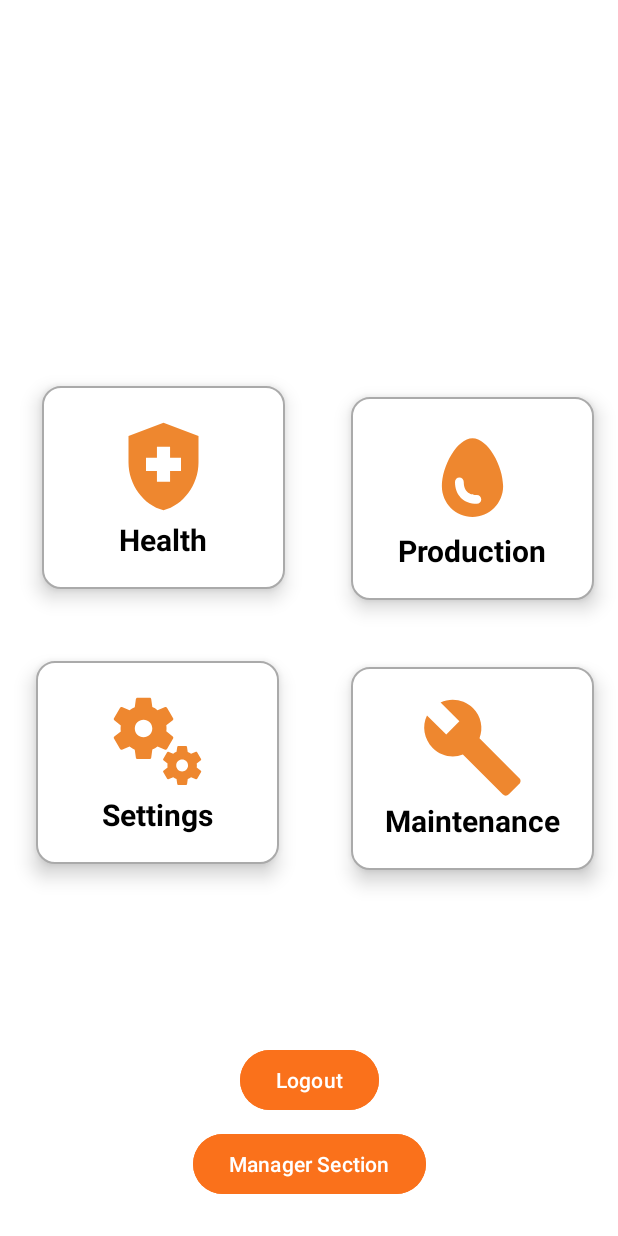
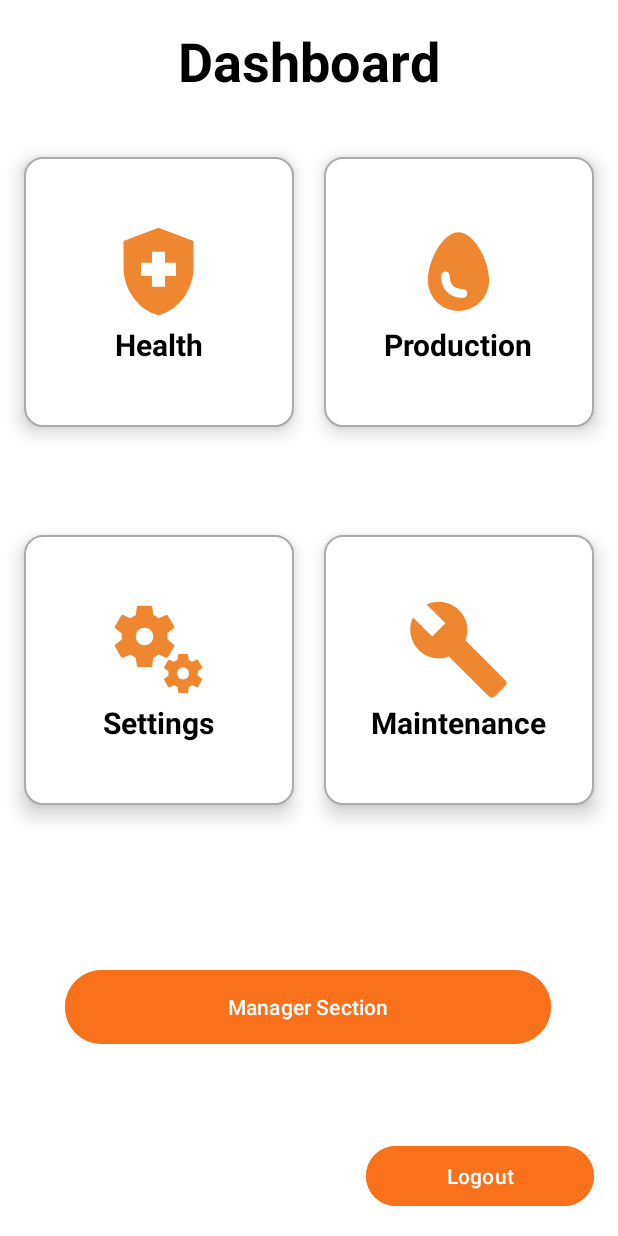
Before and after one commit to ST10041144/VeneM-Poultry-App_XBCAD7319, an Android app: the StaffActivity screen opened directly, with no data from a screen before it, on a phone screen of 412 x 824 dp. Run offline under Robolectric (Android 15) with nearby library versions, the phone set to English and light mode, and no system bars; our stand-ins replace Firebase (no records; nobody signed in at launch, a user with empty details on screens opened directly).

Commit message:
Staff Dashboard UI improved

```diff
--- a/app/src/main/res/layout/activity_staff_dashboard.xml
+++ b/app/src/main/res/layout/activity_staff_dashboard.xml
@@ -4,28 +4,45 @@
     xmlns:app="http://schemas.android.com/apk/res-auto"
     xmlns:tools="http://schemas.android.com/tools"
     android:layout_width="match_parent"
+    android:layout_height="match_parent"
     android:background="@color/white"
-    android:layout_height="match_parent"
     tools:context=".StaffActivity">
 
-    <!-- CardView for health -->
+    <!-- Title -->
+    <TextView
+        android:id="@+id/dashboardTitle"
+        android:layout_width="wrap_content"
+        android:layout_height="wrap_content"
+        android:text="Dashboard"
+        android:textColor="@color/black"
+        android:textSize="36sp"
+        android:textStyle="bold"
+        app:layout_constraintTop_toTopOf="parent"
+        app:layout_constraintStart_toStartOf="parent"
+        app:layout_constraintEnd_toEndOf="parent"
+        android:layout_marginTop="16dp" />
 
-    <!-- CardView for production -->
+    <!-- Health Card -->
 
-    <!-- CardView for settings -->
+    <!-- Production Card -->
+
+    <!-- Settings Card -->
+
+    <!-- Maintenance Card -->
+
     <LinearLayout
         android:id="@+id/HealthCard"
-        android:layout_width="162dp"
-        android:layout_height="135dp"
-        android:layout_marginEnd="44dp"
-        android:layout_marginBottom="48dp"
+        android:layout_width="180dp"
+        android:layout_height="180dp"
+        android:layout_marginStart="16dp"
+        android:layout_marginTop="40dp"
         android:background="@drawable/roundedd_button"
         android:elevation="8dp"
         android:gravity="center"
         android:orientation="vertical"
         android:padding="16dp"
-        app:layout_constraintBottom_toTopOf="@+id/SettingsCard"
-        app:layout_constraintEnd_toStartOf="@+id/ProductionCard">
+        app:layout_constraintStart_toStartOf="parent"
+        app:layout_constraintTop_toBottomOf="@+id/dashboardTitle">
 
         <ImageView
             android:layout_width="70dp"
@@ -35,29 +52,24 @@
         <TextView
             android:layout_width="wrap_content"
             android:layout_height="wrap_content"
-            android:gravity="center"
             android:text="@string/health"
             android:textColor="@android:color/black"
             android:textSize="20sp"
             android:textStyle="bold" />
     </LinearLayout>
 
-    <!-- CardView for Maintenance -->
-
-    <!-- Manager and Logout Buttons -->
     <LinearLayout
         android:id="@+id/ProductionCard"
-        android:layout_width="162dp"
-        android:layout_height="135dp"
+        android:layout_width="180dp"
+        android:layout_height="180dp"
         android:layout_marginEnd="16dp"
-        android:layout_marginBottom="180dp"
         android:background="@drawable/roundedd_button"
         android:elevation="8dp"
         android:gravity="center"
         android:orientation="vertical"
         android:padding="16dp"
-        app:layout_constraintBottom_toBottomOf="@+id/maintenanceCard"
-        app:layout_constraintEnd_toEndOf="parent">
+        app:layout_constraintEnd_toEndOf="parent"
+        app:layout_constraintTop_toTopOf="@+id/HealthCard">
 
         <ImageView
             android:layout_width="70dp"
@@ -67,7 +79,6 @@
         <TextView
             android:layout_width="wrap_content"
             android:layout_height="wrap_content"
-            android:gravity="center"
             android:text="@string/production"
             android:textColor="@android:color/black"
             android:textSize="20sp"
@@ -76,17 +87,17 @@
 
     <LinearLayout
         android:id="@+id/SettingsCard"
-        android:layout_width="162dp"
-        android:layout_height="135dp"
-        android:layout_marginStart="24dp"
-        android:layout_marginBottom="248dp"
+        android:layout_width="180dp"
+        android:layout_height="180dp"
+        android:layout_marginStart="16dp"
+        android:layout_marginTop="72dp"
         android:background="@drawable/roundedd_button"
         android:elevation="8dp"
         android:gravity="center"
         android:orientation="vertical"
         android:padding="16dp"
-        app:layout_constraintBottom_toBottomOf="parent"
-        app:layout_constraintStart_toStartOf="parent">
+        app:layout_constraintStart_toStartOf="parent"
+        app:layout_constraintTop_toBottomOf="@+id/HealthCard">
 
         <ImageView
             android:layout_width="70dp"
@@ -96,7 +107,6 @@
         <TextView
             android:layout_width="wrap_content"
             android:layout_height="wrap_content"
-            android:gravity="center"
             android:text="@string/settings"
             android:textColor="@android:color/black"
             android:textSize="20sp"
@@ -105,19 +115,16 @@
 
     <LinearLayout
         android:id="@+id/maintenanceCard"
-        android:layout_width="162dp"
-        android:layout_height="135dp"
-        android:layout_marginStart="44dp"
-        android:layout_marginBottom="244dp"
+        android:layout_width="180dp"
+        android:layout_height="180dp"
         android:background="@drawable/roundedd_button"
         android:elevation="8dp"
         android:gravity="center"
         android:orientation="vertical"
         android:padding="16dp"
-        app:layout_constraintBottom_toBottomOf="parent"
+        app:layout_constraintTop_toTopOf="@+id/SettingsCard"
         app:layout_constraintEnd_toEndOf="parent"
-        app:layout_constraintHorizontal_bias="0.921"
-        app:layout_constraintStart_toStartOf="parent">
+        android:layout_marginEnd="16dp">
 
         <ImageView
             android:layout_width="70dp"
@@ -127,35 +134,40 @@
         <TextView
             android:layout_width="wrap_content"
             android:layout_height="wrap_content"
-            android:gravity="center"
             android:text="@string/maintenance"
-            android:textColor="@android:color/black"
             android:textSize="20sp"
-            android:textStyle="bold" />
+            android:textStyle="bold"
+            android:textColor="@android:color/black" />
     </LinearLayout>
+
+    <!-- Manager Button -->
+
+    <!-- Logout Button -->
 
     <Button
         android:id="@+id/managerButton"
-        android:layout_width="wrap_content"
-        android:layout_height="wrap_content"
-        android:layout_marginBottom="24dp"
+        android:layout_width="324dp"
+        android:layout_height="57dp"
+        android:layout_marginBottom="124dp"
+        android:backgroundTint="@color/UI"
         android:text="Manager Section"
         android:textColor="@color/white"
-        android:backgroundTint="@color/UI"
         app:layout_constraintBottom_toBottomOf="parent"
         app:layout_constraintEnd_toEndOf="parent"
+        app:layout_constraintHorizontal_bias="0.494"
         app:layout_constraintStart_toStartOf="parent" />
 
     <Button
         android:id="@+id/logoutButton"
-        android:layout_width="wrap_content"
-        android:layout_height="wrap_content"
-        android:layout_marginBottom="8dp"
+        android:layout_width="152dp"
+        android:layout_height="48dp"
+        android:layout_marginBottom="16dp"
         android:backgroundTint="@color/UI"
         android:text="Logout"
         android:textColor="@color/white"
-        app:layout_constraintBottom_toTopOf="@+id/managerButton"
+        app:layout_constraintBottom_toBottomOf="parent"
         app:layout_constraintEnd_toEndOf="parent"
+        app:layout_constraintHorizontal_bias="0.938"
         app:layout_constraintStart_toStartOf="parent" />
 
 </androidx.constraintlayout.widget.ConstraintLayout>
```
